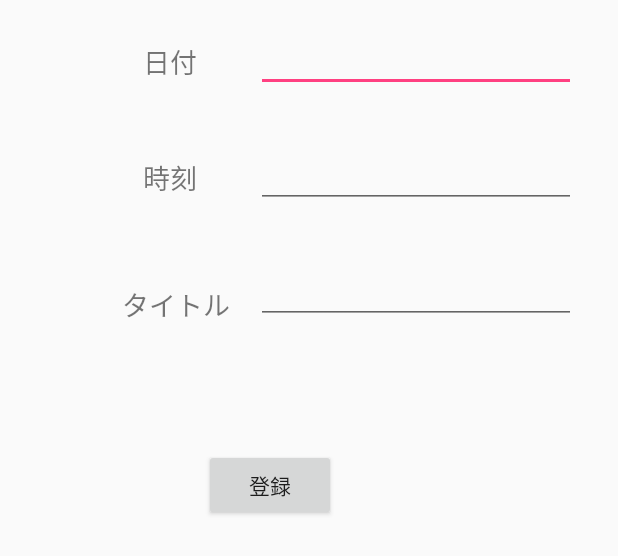
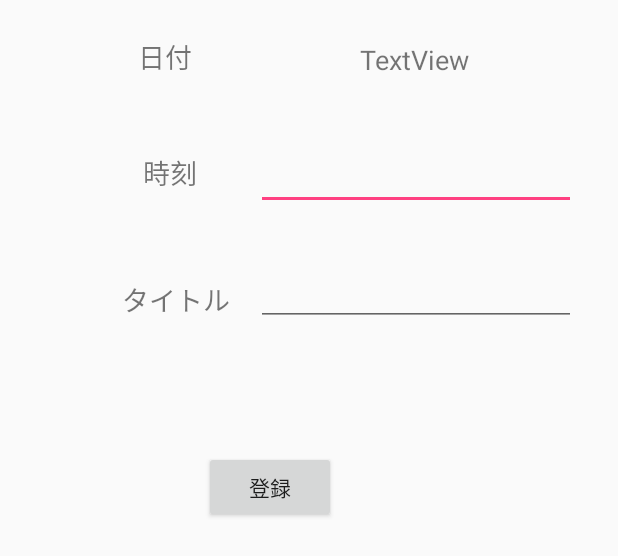
Before and after one commit to yamashitaryo/android, an Android app: the layout activity_main2.xml on its own in the app's theme, with its tools: preview values and no code run, on a phone screen of 412 x 824 dp. Shown: the top 556 px of the screen. Run offline under Robolectric (Android 15) with nearby library versions, the phone set to English and light mode, and no system bars.

Commit message:
画面遷移します

```diff
--- a/app/src/main/res/layout/activity_main.xml
+++ b/app/src/main/res/layout/activity_main.xml
@@ -50,7 +50,7 @@
             android:layout_height="wrap_content"
             android:layout_marginBottom="8dp"
             android:layout_marginTop="4dp"
-            android:text="登録"
+            android:text="予定作成"
             app:layout_constraintBottom_toBottomOf="parent"
             app:layout_constraintEnd_toEndOf="parent"
             app:layout_constraintLeft_toLeftOf="parent"
@@ -85,7 +85,7 @@
         <CalendarView
             android:id="@+id/calendarView"
             android:layout_width="match_parent"
-            android:layout_height="wrap_content"
+            android:layout_height="338dp"
             app:layout_constraintBottom_toBottomOf="parent"
             app:layout_constraintLeft_toLeftOf="parent"
             app:layout_constraintRight_toRightOf="parent"
--- a/app/src/main/res/layout/activity_main2.xml
+++ b/app/src/main/res/layout/activity_main2.xml
@@ -20,26 +20,15 @@
         app:layout_constraintTop_toBottomOf="@+id/titleText" />
 
     <EditText
-        android:id="@+id/dateText"
-        android:layout_width="wrap_content"
-        android:layout_height="wrap_content"
-        android:layout_marginEnd="28dp"
-        android:layout_marginTop="16dp"
-        android:ems="10"
-        android:inputType="date"
-        app:layout_constraintEnd_toEndOf="parent"
-        app:layout_constraintTop_toTopOf="parent" />
-
-    <EditText
         android:id="@+id/timeText"
         android:layout_width="wrap_content"
         android:layout_height="wrap_content"
         android:layout_marginEnd="28dp"
-        android:layout_marginTop="32dp"
+        android:layout_marginTop="43dp"
         android:ems="10"
         android:inputType="time"
         app:layout_constraintEnd_toEndOf="parent"
-        app:layout_constraintTop_toBottomOf="@+id/dateText" />
+        app:layout_constraintTop_toBottomOf="@+id/selectedDateTextView" />
 
     <EditText
         android:id="@+id/titleText"
@@ -53,18 +42,18 @@
         app:layout_constraintTop_toBottomOf="@+id/timeText" />
 
     <TextView
-        android:id="@+id/textView"
+        android:id="@+id/dateTextView"
         android:layout_width="wrap_content"
         android:layout_height="wrap_content"
-        android:layout_marginEnd="39dp"
-        android:layout_marginTop="27dp"
+        android:layout_marginEnd="40dp"
+        android:layout_marginTop="24dp"
         android:text="日付"
         android:textSize="18sp"
-        app:layout_constraintEnd_toStartOf="@+id/dateText"
+        app:layout_constraintEnd_toStartOf="@+id/selectedDateTextView"
         app:layout_constraintTop_toTopOf="parent" />
 
     <TextView
-        android:id="@+id/textView2"
+        android:id="@+id/timeTextView"
         android:layout_width="wrap_content"
         android:layout_height="wrap_content"
         android:layout_marginEnd="39dp"
@@ -72,10 +61,10 @@
         android:text="時刻"
         android:textSize="18sp"
         app:layout_constraintEnd_toStartOf="@+id/timeText"
-        app:layout_constraintTop_toBottomOf="@+id/textView" />
+        app:layout_constraintTop_toBottomOf="@+id/dateTextView" />
 
     <TextView
-        android:id="@+id/textView3"
+        android:id="@+id/titleTextView"
         android:layout_width="wrap_content"
         android:layout_height="wrap_content"
         android:layout_marginEnd="17dp"
@@ -83,6 +72,18 @@
         android:text="タイトル"
         android:textSize="18sp"
         app:layout_constraintEnd_toStartOf="@+id/titleText"
-        app:layout_constraintTop_toBottomOf="@+id/textView2" />
+        app:layout_constraintTop_toBottomOf="@+id/timeTextView" />
+
+    <TextView
+        android:id="@+id/selectedDateTextView"
+        android:layout_width="216dp"
+        android:layout_height="24dp"
+        android:layout_marginEnd="28dp"
+        android:layout_marginTop="27dp"
+        android:text="TextView"
+        android:textAlignment="center"
+        android:textSize="18sp"
+        app:layout_constraintEnd_toEndOf="parent"
+        app:layout_constraintTop_toTopOf="parent" />
 
 </android.support.constraint.ConstraintLayout>
```
Also changed, not shown: app/src/main/java/com/example/psyche/reminder/Main2Activity.kt (+14 -14 lines), app/src/main/java/com/example/psyche/reminder/MainActivity.kt (+5 -2 lines).
